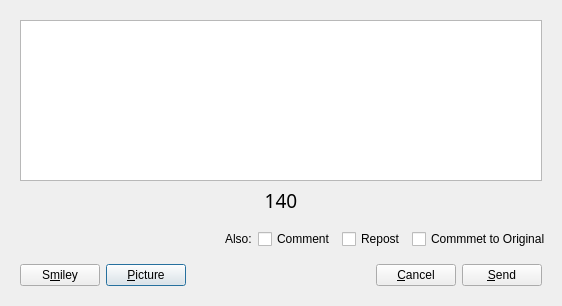
This is res/ui/NewpostWindow.ui in WeCase/WeCase as Qt 5 draws it before an edit. The edited form follows.
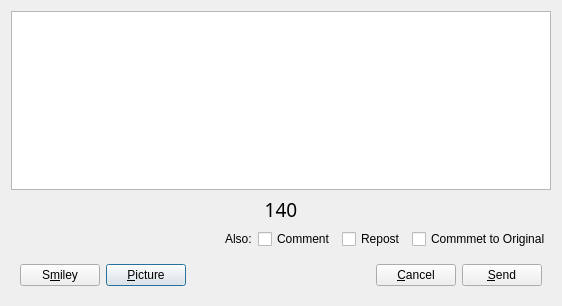
This is the edited form. Custom widgets are drawn as their Qt base class.

Diff of the .ui file:
```diff
--- a/res/ui/NewpostWindow.ui
+++ b/res/ui/NewpostWindow.ui
@@ -19,17 +19,23 @@
   <property name="unifiedTitleAndToolBarOnMac" stdset="0">
    <bool>false</bool>
   </property>
-  <layout class="QVBoxLayout" name="verticalLayout" stretch="4,0,0">
+  <layout class="QVBoxLayout" name="verticalLayout_2">
    <item>
-    <widget class="QWidget" name="widget" native="true">
-     <property name="minimumSize">
-      <size>
-       <width>0</width>
-       <height>200</height>
-      </size>
+    <layout class="QVBoxLayout" name="verticalLayout">
+     <property name="sizeConstraint">
+      <enum>QLayout::SetDefaultConstraint</enum>
      </property>
-     <layout class="QGridLayout" name="gridLayout">
-      <item row="1" column="0">
+     <item>
+      <widget class="WCompleteLineEdit" name="textEdit">
+       <property name="mouseTracking">
+        <bool>true</bool>
+       </property>
+       <property name="frameShadow">
+        <enum>QFrame::Sunken</enum>
+       </property>
+      </widget>
+     </item>
+     <item>
        <widget class="QLabel" name="label">
         <property name="font">
          <font>
@@ -51,18 +57,7 @@
         </property>
        </widget>
       </item>
-      <item row="0" column="0">
-       <widget class="WCompleteLineEdit" name="textEdit">
-        <property name="mouseTracking">
-         <bool>true</bool>
-        </property>
-        <property name="frameShadow">
-         <enum>QFrame::Sunken</enum>
-        </property>
-       </widget>
-      </item>
-     </layout>
-    </widget>
+    </layout>
    </item>
    <item>
     <layout class="QHBoxLayout" name="horizontalLayout">
```
Left out of the diff: 48 changed lines with no effect on the pictures. Lines whose indentation alone changed are shown as unchanged.
